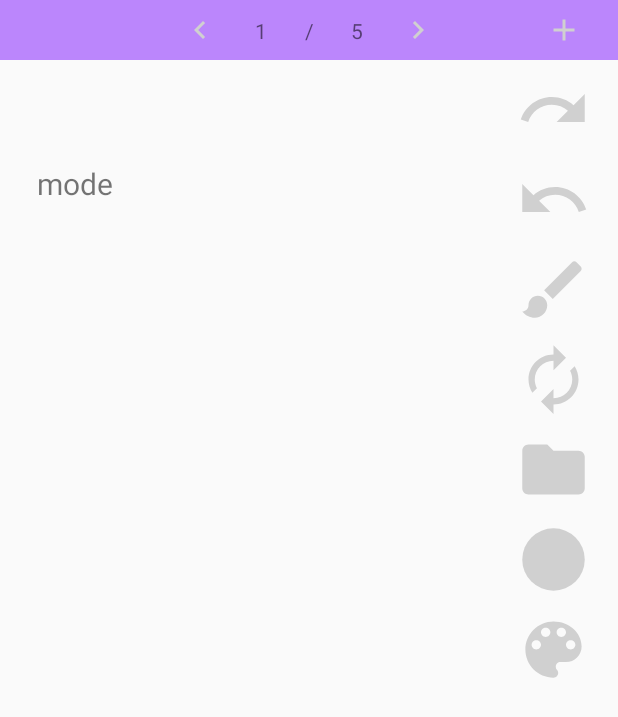
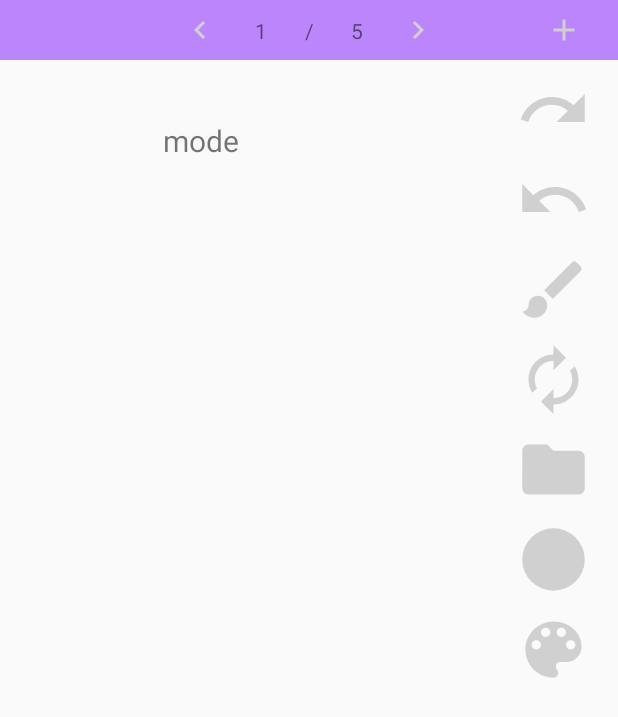
Before and after one commit to Mengwangchao/whiteBoard, an Android app: the layout activity_board.xml on its own in the app's theme, with its tools: preview values and no code run, on a phone screen of 412 x 824 dp. Shown: the top 717 px of the screen. Run offline under Robolectric (Android 15) with nearby library versions, the phone set to English and light mode, and no system bars.

Commit message:
update code

```diff
--- a/app/src/main/res/layout/activity_board.xml
+++ b/app/src/main/res/layout/activity_board.xml
@@ -2,9 +2,9 @@
 <androidx.constraintlayout.widget.ConstraintLayout xmlns:android="http://schemas.android.com/apk/res/android"
     xmlns:app="http://schemas.android.com/apk/res-auto"
     xmlns:tools="http://schemas.android.com/tools"
+    android:id="@+id/layout_board"
     android:layout_width="match_parent"
     android:layout_height="match_parent"
-    android:id="@+id/layout_board"
     tools:context=".activity.BoardActivity">
 
     <androidx.constraintlayout.widget.ConstraintLayout
@@ -92,25 +92,25 @@
         app:layout_constraintHorizontal_bias="0.0"
         app:layout_constraintStart_toStartOf="parent"
         app:layout_constraintTop_toBottomOf="@+id/linearLayout"
-        app:layout_constraintVertical_bias="1.0" >
+        app:layout_constraintVertical_bias="1.0">
 
 
     </com.example.writeboard.view.BoardViewPager>
-
 
 
     <TextView
         android:id="@+id/moshi"
         android:layout_width="wrap_content"
         android:layout_height="wrap_content"
+        android:gravity="center"
         android:text="mode"
         android:textSize="20dp"
         app:layout_constraintBottom_toBottomOf="parent"
         app:layout_constraintEnd_toEndOf="parent"
-        app:layout_constraintHorizontal_bias="0.069"
+        app:layout_constraintHorizontal_bias="0.3"
         app:layout_constraintStart_toStartOf="parent"
         app:layout_constraintTop_toTopOf="parent"
-        app:layout_constraintVertical_bias="0.136" />
+        app:layout_constraintVertical_bias="0.1" />
 
     <ImageView
         android:id="@+id/redo_bt"
@@ -118,59 +118,59 @@
         android:layout_height="50dp"
         android:layout_marginTop="48dp"
         android:text="redo"
-        app:srcCompat="@drawable/ic_baseline_redo_24"
+        app:layout_constraintEnd_toEndOf="parent"
 
-        app:layout_constraintEnd_toEndOf="parent"
         app:layout_constraintHorizontal_bias="0.95"
         app:layout_constraintStart_toStartOf="parent"
-        app:layout_constraintTop_toTopOf="parent" />
+        app:layout_constraintTop_toTopOf="parent"
+        app:srcCompat="@drawable/ic_baseline_redo_24" />
 
     <ImageView
         android:id="@+id/undo_bt"
         android:layout_width="50dp"
         android:layout_height="50dp"
+        android:layout_marginTop="10dp"
         android:text="ondo"
-        android:layout_marginTop="10dp"
-        app:srcCompat="@drawable/ic_baseline_undo_24"
+        app:layout_constraintEnd_toEndOf="@+id/redo_bt"
 
-        app:layout_constraintEnd_toEndOf="@+id/redo_bt"
         app:layout_constraintStart_toStartOf="@+id/redo_bt"
-        app:layout_constraintTop_toBottomOf="@+id/redo_bt" />
+        app:layout_constraintTop_toBottomOf="@+id/redo_bt"
+        app:srcCompat="@drawable/ic_baseline_undo_24" />
 
     <ImageView
         android:id="@+id/eraser_bt"
         android:layout_width="50dp"
         android:layout_height="50dp"
+        android:layout_marginTop="10dp"
         android:text="eraser"
-        android:layout_marginTop="10dp"
-        app:srcCompat="@drawable/ic_baseline_brush_24"
+        app:layout_constraintEnd_toEndOf="@+id/undo_bt"
 
-        app:layout_constraintEnd_toEndOf="@+id/undo_bt"
         app:layout_constraintStart_toStartOf="@+id/undo_bt"
-        app:layout_constraintTop_toBottomOf="@+id/undo_bt" />
+        app:layout_constraintTop_toBottomOf="@+id/undo_bt"
+        app:srcCompat="@drawable/ic_baseline_brush_24" />
 
     <ImageView
         android:id="@+id/clear_bt"
         android:layout_width="50dp"
         android:layout_height="50dp"
+        android:layout_marginTop="10dp"
         android:text="clear"
-        android:layout_marginTop="10dp"
-        app:srcCompat="@drawable/ic_baseline_autorenew_24"
+        app:layout_constraintEnd_toEndOf="@+id/eraser_bt"
 
-        app:layout_constraintEnd_toEndOf="@+id/eraser_bt"
         app:layout_constraintStart_toStartOf="@+id/eraser_bt"
-        app:layout_constraintTop_toBottomOf="@+id/eraser_bt" />
+        app:layout_constraintTop_toBottomOf="@+id/eraser_bt"
+        app:srcCompat="@drawable/ic_baseline_autorenew_24" />
 
     <ImageView
         android:id="@+id/save_bt"
         android:layout_width="50dp"
         android:layout_height="50dp"
+        android:layout_marginTop="10dp"
         android:text="save"
-        android:layout_marginTop="10dp"
-        app:srcCompat="@drawable/ic_baseline_folder_24"
         app:layout_constraintEnd_toEndOf="@+id/clear_bt"
         app:layout_constraintStart_toStartOf="@+id/clear_bt"
-        app:layout_constraintTop_toBottomOf="@+id/clear_bt" />
+        app:layout_constraintTop_toBottomOf="@+id/clear_bt"
+        app:srcCompat="@drawable/ic_baseline_folder_24" />
 
     <ImageView
         android:id="@+id/size_bt"
@@ -189,12 +189,11 @@
         android:layout_width="50dp"
         android:layout_height="50dp"
         android:layout_marginTop="10dp"
-        app:srcCompat="@drawable/ic_baseline_palette_24"
         android:text="color"
         app:layout_constraintEnd_toEndOf="@+id/size_bt"
         app:layout_constraintStart_toStartOf="@+id/size_bt"
-        app:layout_constraintTop_toBottomOf="@+id/size_bt" />
-
+        app:layout_constraintTop_toBottomOf="@+id/size_bt"
+        app:srcCompat="@drawable/ic_baseline_palette_24" />
 
 
 </androidx.constraintlayout.widget.ConstraintLayout>
```
Also changed, not shown: app/src/main/java/com/example/writeboard/activity/BoardActivity.java (+47 -66 lines), app/src/main/java/com/example/writeboard/activity/LoginActivity.java (+69 -25 lines), app/src/main/java/com/example/writeboard/interfaces/InMqttClientNotify.java (added, +17 -0 lines), app/src/main/java/com/example/writeboard/interfaces/InMqttClientSend.java (added, +11 -0 lines), app/src/main/java/com/example/writeboard/interfaces/MqttClientSend.java (deleted, +0 -11 lines), app/src/main/java/com/example/writeboard/utils/BoardPaint.java (+14 -15 lines), app/src/main/java/com/example/writeboard/utils/MqttClient.java (+60 -18 lines), app/src/main/java/com/example/writeboard/view/PaletteView.java (+10 -7 lines).
